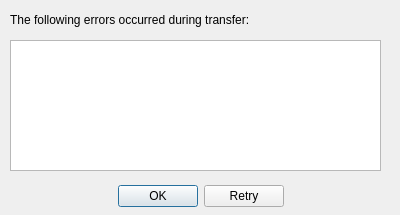
Above: SteamGameMover/TransferErrorDialog.ui from larryprice/SteamGameMover before the change. Below: the same form after it.
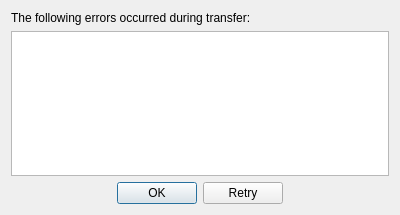
That is the form after the change. Icons and pictures are not drawn.

Commit message: Dialogs resizing fixed.

```diff
--- a/SteamGameMover/TransferErrorDialog.ui
+++ b/SteamGameMover/TransferErrorDialog.ui
@@ -23,15 +23,19 @@
   <property name="modal">
    <bool>true</bool>
   </property>
+  <layout class="QVBoxLayout" name="verticalLayout">
+   <item>
+    <widget class="QLabel" name="label">
+     <property name="text">
+      <string>The following errors occurred during transfer:</string>
+     </property>
+    </widget>
+   </item>
+   <item>
+    <widget class="QTextBrowser" name="textBrowser"/>
+   </item>
+   <item>
   <widget class="QDialogButtonBox" name="buttonBox">
-   <property name="geometry">
-    <rect>
-     <x>20</x>
-     <y>180</y>
-     <width>361</width>
-     <height>32</height>
-    </rect>
-   </property>
    <property name="orientation">
     <enum>Qt::Horizontal</enum>
    </property>
@@ -42,29 +46,8 @@
     <bool>true</bool>
    </property>
   </widget>
-  <widget class="QLabel" name="label">
-   <property name="geometry">
-    <rect>
-     <x>10</x>
-     <y>10</y>
-     <width>351</width>
-     <height>20</height>
-    </rect>
-   </property>
-   <property name="text">
-    <string>The following errors occurred during transfer:</string>
-   </property>
-  </widget>
-  <widget class="QTextBrowser" name="textBrowser">
-   <property name="geometry">
-    <rect>
-     <x>10</x>
-     <y>40</y>
-     <width>371</width>
-     <height>131</height>
-    </rect>
-   </property>
-  </widget>
+   </item>
+  </layout>
  </widget>
  <resources>
   <include location="resources.qrc"/>
```
Lines whose indentation alone changed are shown as unchanged. The commit also changes 3 other files.
